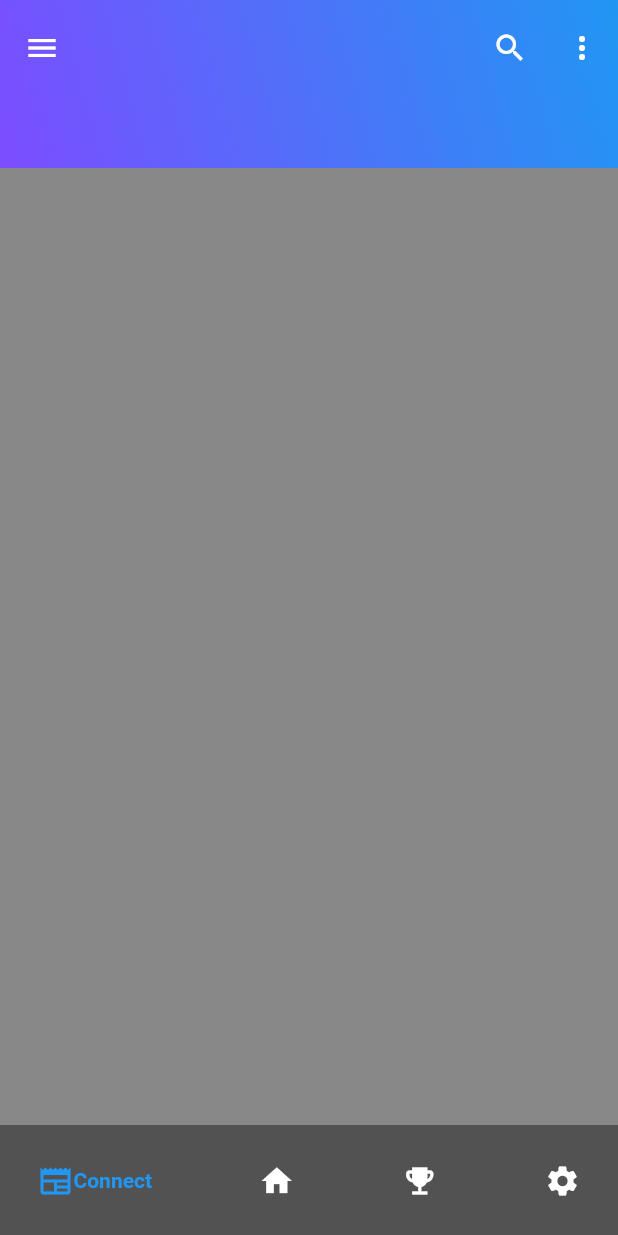
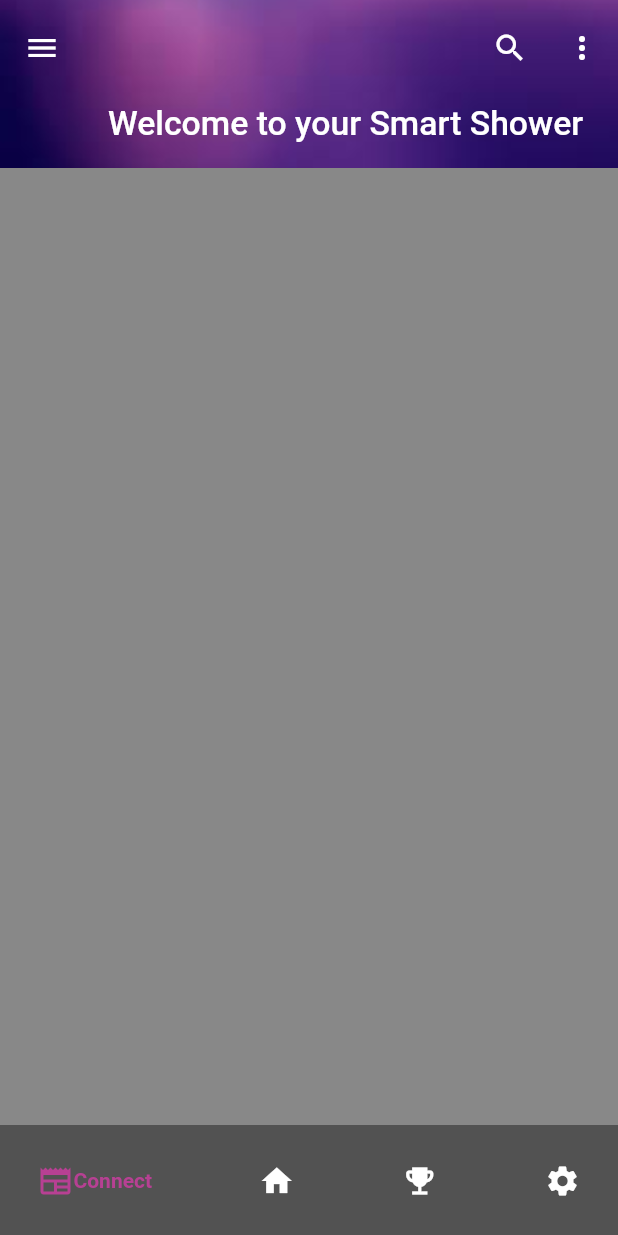
Before and after one commit to JocelynVelarde/SmartShower, a Flutter app: the screen it shows after launch, after a tap on "Skip", on a phone screen of 412 x 824 dp. Run offline on Flutter 3.47's test engine with Material 2 defaults, Android fonts, the light colour scheme and no system bars; drawn by our look-alikes of google_nav_bar; our stand-ins replace introduction_screen.

Commit message:
added a title and a background image to the appbar

```diff
--- a/lib/main.dart
+++ b/lib/main.dart
@@ -1,6 +1,5 @@
 import 'package:flutter/material.dart';
 import 'package:smartshowerapp/screens/onboardingPage.dart';
-import 'package:google_nav_bar/google_nav_bar.dart';
 
 void main() => runApp(MyApp());
 
@@ -12,8 +11,8 @@ class MyApp extends StatelessWidget {
         debugShowCheckedModeBanner: false,
         title: title,
         theme: ThemeData(
-            backgroundColor: Color(0x21262d),
-            appBarTheme: AppBarTheme(backgroundColor: Color(0x21262d))),
+            backgroundColor: const Color(0x0021262d),
+            appBarTheme: const AppBarTheme(backgroundColor: Color(0x0021262d))),
         home: OnBoardingPage(),
       );
 }
--- a/lib/screens/homepage.dart
+++ b/lib/screens/homepage.dart
@@ -17,8 +17,22 @@ class HomePage extends StatelessWidget {
         body: CustomScrollView(
           slivers: [
             SliverAppBar.medium(
-                flexibleSpace: Container(
-                  decoration: BoxDecoration(
+                titleTextStyle: TextStyle(color: Colors.white, fontSize: 24),
+                flexibleSpace: FlexibleSpaceBar(
+                  title: Text(
+                    'Welcome to your Smart Shower',
+                    style: TextStyle(
+                      color: Colors.white,
+                      fontSize: 15,
+                    ),
+                    textAlign: TextAlign.right,
+                  ),
+                  background: Image.asset(
+                    'assets/gradient.jpg',
+                    fit: BoxFit.cover,
+                  ),
+
+                  /*decoration: const BoxDecoration(
                     // LinearGradient
                     gradient: LinearGradient(
                       begin: Alignment.bottomLeft,
@@ -30,14 +44,12 @@ class HomePage extends StatelessWidget {
                         Colors.blue,
                       ],
                     ),
-                  ),
+                  ),*/
                 ),
                 leading: IconButton(
                   onPressed: () {},
                   icon: Icon(Icons.menu),
                 ),
-                title: Text('Home'),
-                titleTextStyle: TextStyle(fontSize: 20, color: Colors.white),
                 actions: [
                   IconButton(
                     onPressed: () {},
@@ -66,7 +78,7 @@ class HomePage extends StatelessWidget {
         bottomNavigationBar: GNav(
           backgroundColor: Color.fromARGB(137, 34, 34, 34),
           color: Colors.white,
-          activeColor: Colors.blue.shade500,
+          activeColor: Color(0xFFB74093),
           tabs: [
             GButton(
                 icon: Icons.newspaper,
--- a/pubspec.yaml
+++ b/pubspec.yaml
@@ -33,6 +33,7 @@ flutter:
      - assets/estadisticas.png
      - assets/logro.png
      - assets/search.svg
+     - assets/gradient.jpg
   # fonts:
   #   - family: Schyler
   #     fonts:
```
Also changed, not shown: assets/gradient.jpg (added).
